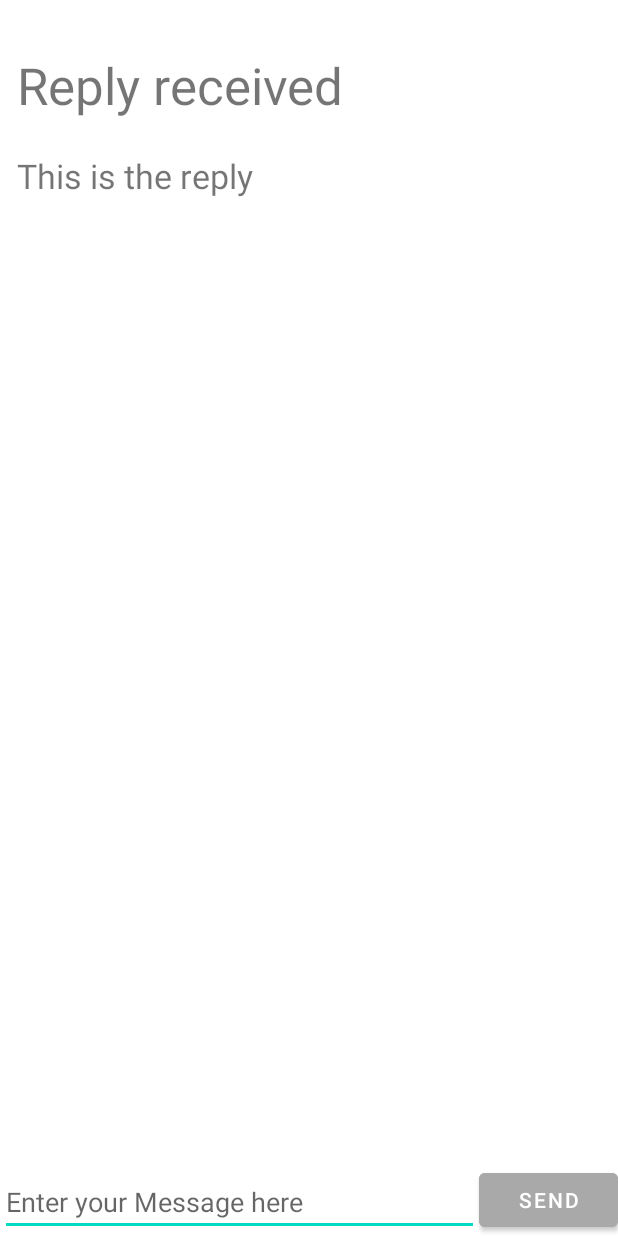
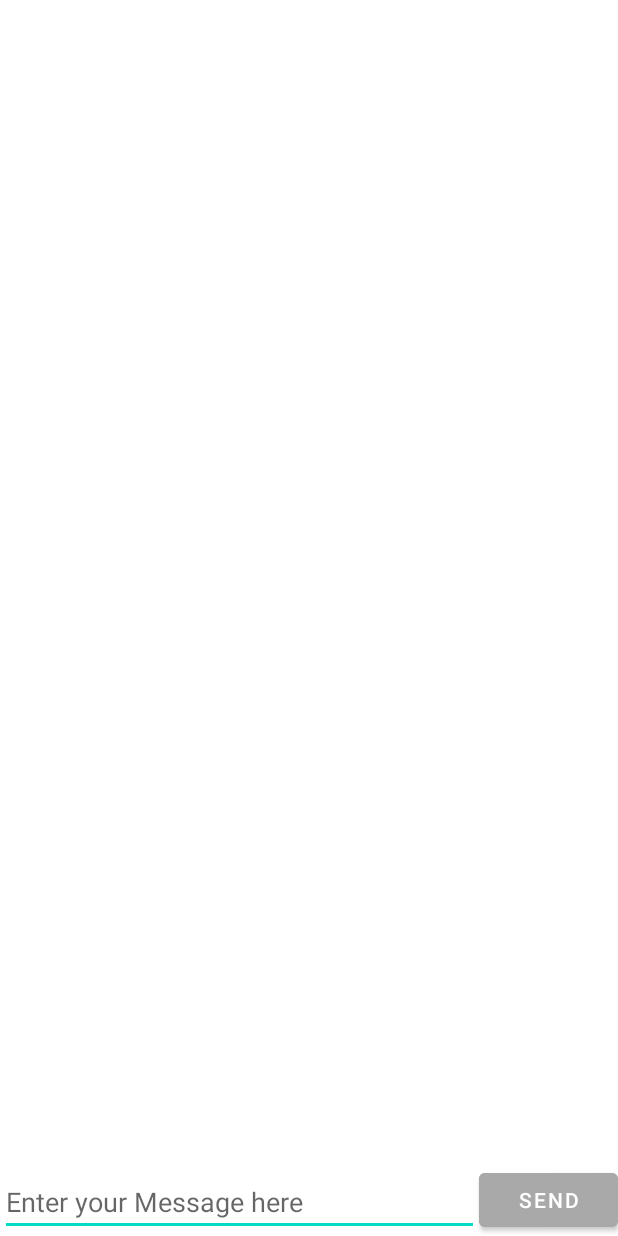
Before and after one commit to vinhcotam/Android_Tutorials_Pra_VinhHH, an Android app: the layout activity_main.xml on its own in the app's theme, with its tools: preview values and no code run, on a phone screen of 412 x 824 dp. Run offline under Robolectric (Android 15) with nearby library versions, the phone set to English and light mode, and no system bars.

Commit message:
third commit

```diff
--- a/app/build.gradle.kts
+++ b/app/build.gradle.kts
@@ -57,6 +57,9 @@ android {
     }
     kotlinOptions {
         jvmTarget = "11"
+    }
+    buildFeatures {
+        viewBinding = true
     }
 
 }
--- a/app/src/main/java/com/sun/android/ActivityReplyMessage.kt
+++ b/app/src/main/java/com/sun/android/ActivityReplyMessage.kt
@@ -16,15 +16,15 @@ class ActivityReplyMessage : AppCompatActivity() {
         val textViewMessage: TextView = findViewById(R.id.text_view_message)
         val editTextReply: EditText = findViewById(R.id.edit_text_reply)
         val buttonReply: Button = findViewById(R.id.button_reply)
-        val messageSend: String = intent.getStringExtra("message").toString();
-        textViewMessage.text = messageSend;
+        val messageSend: String = intent.getStringExtra("message").toString()
+        textViewMessage.text = messageSend
         buttonReply.setOnClickListener(){
             if(editTextReply.text.isNullOrEmpty()){
                 Toast.makeText(this, R.string.textr_required_message, Toast.LENGTH_LONG).show()
             }else{
                 val intent = Intent(this, ActivitySendMessage::class.java);
                 intent.putExtra(EXTRA_REPLY, editTextReply.text.toString());
-                startActivity(intent);
+                startActivity(intent)
             }
         }
     }
--- a/app/src/main/res/layout/activity_main.xml
+++ b/app/src/main/res/layout/activity_main.xml
@@ -16,18 +16,16 @@
             android:layout_width="match_parent"
             android:layout_height="wrap_content"
             android:text="@string/text_title_reply"
-            android:textSize="@dimen/sp_30">
-        </TextView>
+            android:visibility="invisible"
+            android:textSize="@dimen/sp_30"/>
         <TextView
             android:layout_width="match_parent"
             android:layout_marginTop="@dimen/dp_20"
             android:textSize="@dimen/sp_20"
+            android:visibility="invisible"
             android:id="@+id/text_view_reply"
             android:text="@string/text_display_reply"
-
-            android:layout_height="wrap_content">
-
-        </TextView>
+            android:layout_height="wrap_content"/>
     </LinearLayout>
 
     <EditText
@@ -35,9 +33,7 @@
         android:layout_height="wrap_content"
         android:hint="@string/enter_message"
         android:id="@+id/edit_text_send"
-        android:layout_alignParentBottom="true">
-    </EditText>
-
+        android:layout_alignParentBottom="true"/>
     <Button
         android:id="@+id/button_send"
         android:layout_width="@dimen/dp_120"
@@ -45,8 +41,6 @@
         android:layout_alignParentBottom="true"
         android:layout_marginLeft="@dimen/dp_280"
         android:backgroundTint="@color/grey"
-        android:text="@string/button_send">
-
-    </Button>
+        android:text="@string/button_send"/>
 
 </RelativeLayout>
```
Also changed, not shown: app/src/main/java/com/sun/android/ActivitySendMessage.kt (+7 -10 lines), app/src/main/res/layout/activity_second.xml (+4 -10 lines).
